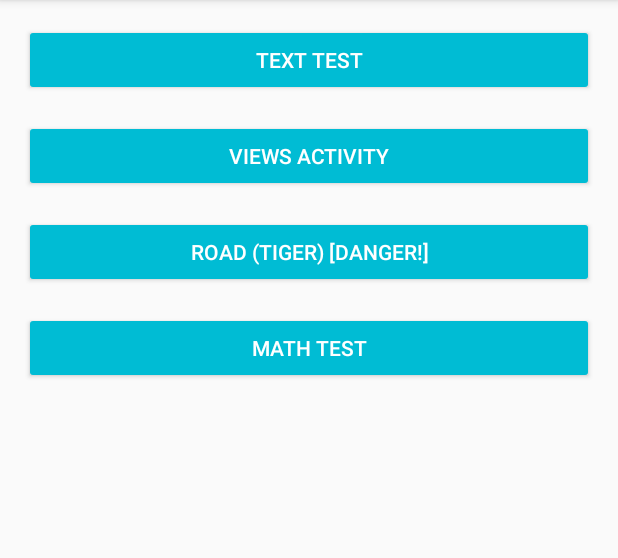
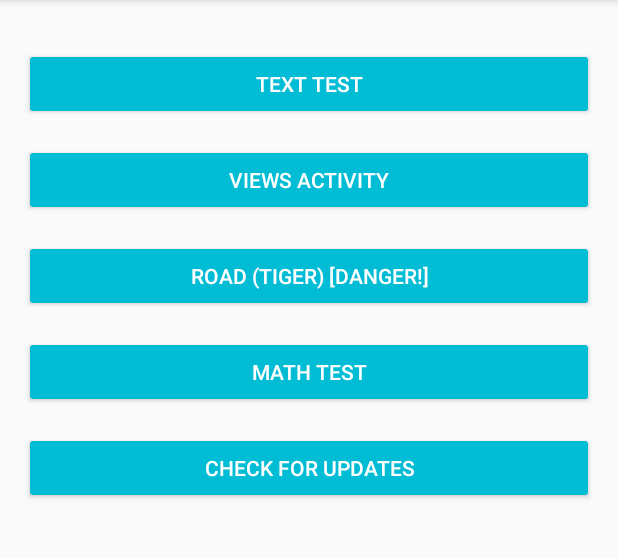
Before and after one commit to tochanenko/AndroidPlaygroundApp, an Android app: the screen it shows after launch (MainActivity), on a phone screen of 412 x 824 dp, the part 84-642 px from its top. Run offline under Robolectric (Android 15) with nearby library versions, the phone set to English and light mode, and no system bars.

Commit message:
Added button for checking for new versions, fixed shadow on last button

```diff
--- a/playground/app/build.gradle
+++ b/playground/app/build.gradle
@@ -11,7 +11,7 @@ android {
         minSdkVersion 21
         targetSdkVersion 28
         versionCode 1
-        versionName "0.0.7"
+        versionName "0.0.8"
         testInstrumentationRunner "android.support.test.runner.AndroidJUnitRunner"
     }
     buildTypes {
--- a/playground/app/src/main/java/com/tochanenko/kotlinplayground/MainActivity.kt
+++ b/playground/app/src/main/java/com/tochanenko/kotlinplayground/MainActivity.kt
@@ -1,6 +1,7 @@
 package com.tochanenko.kotlinplayground
 
 import android.content.Intent
+import android.net.Uri
 import android.support.v7.app.AppCompatActivity
 import android.os.Bundle
 import android.widget.Button
@@ -11,6 +12,7 @@ class MainActivity : AppCompatActivity() {
     lateinit var buttonViewsActivity: Button
     lateinit var buttonRoarActivity: Button
     lateinit var buttonMathTest : Button
+    lateinit var buttonCheckForUpdates: Button
 
     override fun onCreate(savedInstanceState: Bundle?) {
         super.onCreate(savedInstanceState)
@@ -38,6 +40,12 @@ class MainActivity : AppCompatActivity() {
             startActivity(intent)
         }
 
+        buttonCheckForUpdates.setOnClickListener {
+            val uri = Uri.parse("https://github.com/tochanenko/AndroidPlayground/releases")
+            val intent = Intent(Intent.ACTION_VIEW, uri)
+            startActivity(intent)
+        }
+
     }
 
     //  Connects Kotlin and XML
@@ -46,5 +54,6 @@ class MainActivity : AppCompatActivity() {
         buttonViewsActivity = findViewById(R.id.buttonViewsActivity)
         buttonRoarActivity = findViewById(R.id.buttonRoarActivity)
         buttonMathTest = findViewById(R.id.buttonMathTest)
+        buttonCheckForUpdates = findViewById(R.id.buttonCheckForUpdates)
     }
 }
--- a/playground/app/src/main/res/layout/activity_main.xml
+++ b/playground/app/src/main/res/layout/activity_main.xml
@@ -15,7 +15,7 @@
                 android:text="@string/text_test"
                 android:layout_width="0dp"
                 android:layout_height="wrap_content" android:id="@+id/buttonTextTest"
-                app:layout_constraintTop_toTopOf="parent" android:layout_marginTop="16dp"
+                app:layout_constraintTop_toTopOf="parent" android:layout_marginTop="32dp"
                 app:layout_constraintStart_toStartOf="parent" android:layout_marginStart="16dp"
                 app:layout_constraintEnd_toEndOf="parent" android:layout_marginEnd="16dp"
                 style="@style/Widget.AppCompat.Button.Colored"/>
@@ -44,7 +44,19 @@
                 app:layout_constraintTop_toBottomOf="@+id/buttonRoarActivity"
                 app:layout_constraintStart_toStartOf="parent" android:layout_marginStart="16dp"
                 app:layout_constraintEnd_toEndOf="parent" android:layout_marginEnd="16dp"
-                app:layout_constraintHorizontal_bias="0.0" style="@style/Widget.AppCompat.Button.Colored"/>
+                app:layout_constraintHorizontal_bias="0.0"
+                style="@style/Widget.AppCompat.Button.Colored"/>
+        <Button
+                android:text="@string/check_for_updates"
+                android:layout_width="0dp"
+                android:layout_height="wrap_content"
+                android:id="@+id/buttonCheckForUpdates" android:layout_marginTop="16dp"
+                app:layout_constraintTop_toBottomOf="@+id/buttonMathTest"
+                app:layout_constraintStart_toStartOf="parent" android:layout_marginStart="16dp"
+                app:layout_constraintEnd_toEndOf="parent" android:layout_marginEnd="16dp"
+                app:layout_constraintHorizontal_bias="0.0"
+                style="@style/Widget.AppCompat.Button.Colored" app:layout_constraintBottom_toBottomOf="parent"
+                android:layout_marginBottom="16dp"/>
 
     </android.support.constraint.ConstraintLayout>
 </ScrollView>
--- a/playground/app/src/main/res/values/strings.xml
+++ b/playground/app/src/main/res/values/strings.xml
@@ -17,4 +17,5 @@
     <string name="submit_divider">Submit divider</string>
     <string name="well_done">Well Done!</string>
     <string name="ok">OK</string>
+    <string name="check_for_updates">Check for Updates</string>
 </resources>
```
